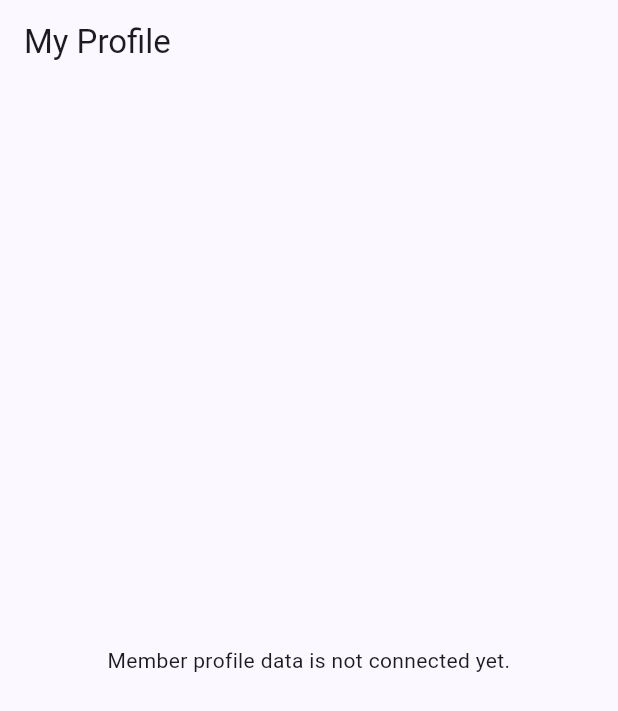
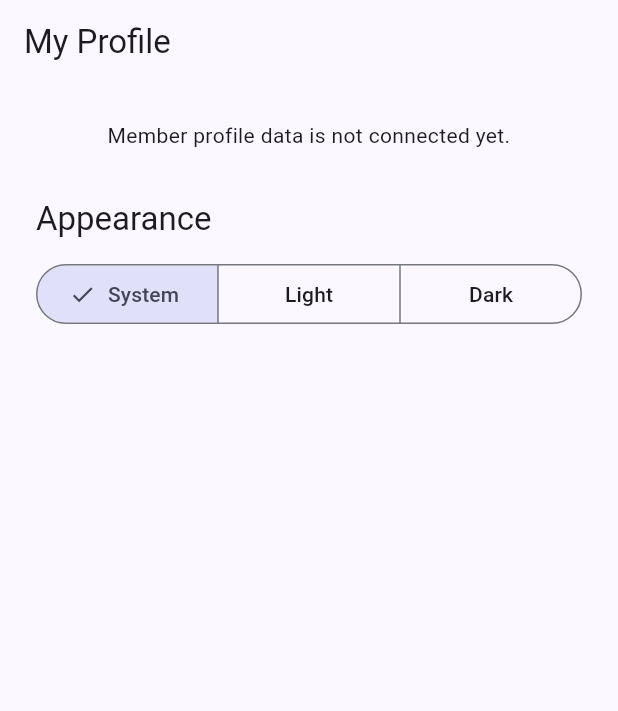
Before and after one commit to dulaing/library_mobile, a Flutter app: the MemberProfileScreen screen opened directly, on a phone screen of 412 x 824 dp. Shown: the top 711 px of the screen. Run offline on Flutter 3.47's test engine with Material 3 defaults, Android fonts, the phone set to English and light mode, and no system bars; our stand-ins replace flutter_riverpod, fpdart, riverpod_annotation, shared_preferences; accounts and stored records are empty; generated files the repository leaves out were written again.

Commit message:
feat: add persistent theme selection

```diff
--- /dev/null
+++ b/lib/core/theme/theme_mode_provider.dart
@@ -0,0 +1,43 @@
+import 'dart:async';
+
+import 'package:flutter/material.dart';
+import 'package:riverpod_annotation/riverpod_annotation.dart';
+import 'package:shared_preferences/shared_preferences.dart';
+
+part 'theme_mode_provider.g.dart';
+
+@Riverpod(keepAlive: true)
+class ThemeModeController extends _$ThemeModeController {
+  static const storageKey = 'theme_mode';
+
+  final preferences = SharedPreferencesAsync();
+
+  @override
+  ThemeMode build() {
+    unawaited(loadSavedTheme());
+    return ThemeMode.system;
+  }
+
+  Future<void> loadSavedTheme() async {
+    final savedTheme = await preferences.getString(storageKey);
+
+    if (savedTheme == ThemeMode.light.name) {
+      state = ThemeMode.light;
+    } else if (savedTheme == ThemeMode.dark.name) {
+      state = ThemeMode.dark;
+    } else {
+      state = ThemeMode.system;
+    }
+  }
+
+  void changeTheme(ThemeMode newTheme) {
+    state = newTheme;
+
+    unawaited(
+      preferences.setString(
+        storageKey,
+        newTheme.name,
+      ),
+    );
+  }
+}
--- a/lib/features/member/presentation/screens/member_profile_screen.dart
+++ b/lib/features/member/presentation/screens/member_profile_screen.dart
@@ -1,22 +1,58 @@
 import 'package:flutter/material.dart';
+import 'package:flutter_riverpod/flutter_riverpod.dart';
 
-class MemberProfileScreen extends StatelessWidget {
+import '../../../../core/theme/theme_mode_provider.dart';
+
+class MemberProfileScreen extends ConsumerWidget {
   const MemberProfileScreen({super.key});
 
   @override
-  Widget build(BuildContext context) {
+  Widget build(BuildContext context, WidgetRef ref) {
+
+    // reads the current value and rebuilds the Profile screen when it changes
+    final selectedTheme = ref.watch(themeModeControllerProvider);
+
     return Scaffold(
       appBar: AppBar(
         title: const Text('My Profile'),
       ),
-      body: const Center(
-        child: Padding(
-          padding: EdgeInsets.all(24),
-          child: Text(
+      body: ListView(
+        padding: const EdgeInsets.all(24),
+        children: [
+          const Text(
             'Member profile data is not connected yet.',
             textAlign: TextAlign.center,
           ),
-        ),
+          const SizedBox(height: 32),
+          Text(
+            'Appearance',
+            style: Theme.of(context).textTheme.titleLarge,
+          ),
+          const SizedBox(height: 12),
+          SegmentedButton<ThemeMode>(
+            segments: const [
+              ButtonSegment(
+                value: ThemeMode.system,
+                label: Text('System'),
+              ),
+              ButtonSegment(
+                value: ThemeMode.light,
+                label: Text('Light'),
+              ),
+              ButtonSegment(
+                value: ThemeMode.dark,
+                label: Text('Dark'),
+              ),
+            ],
+            selected: {selectedTheme},
+            onSelectionChanged: (selection) {
+              final newTheme = selection.first;
+
+              // This gets the controller so we can call its function
+              ref.read(themeModeControllerProvider.notifier).changeTheme(newTheme);
+            },
+          ),
+        ],
       ),
     );
   }
--- a/lib/main.dart
+++ b/lib/main.dart
@@ -3,6 +3,7 @@ import 'package:flutter_riverpod/flutter_riverpod.dart';
 
 import 'features/auth/presentation/screens/login_screen.dart';
 import 'features/book/presentation/screens/books_screen.dart';
+import 'core/theme/theme_mode_provider.dart';
 
 void main() {
   runApp(
@@ -12,21 +13,34 @@ void main() {
   );
 }
 
-class LibraryApp extends StatelessWidget {
+class LibraryApp extends ConsumerWidget {
   const LibraryApp({super.key});
 
   // A widget is simply a description of something Flutter should display
 
   @override
-  Widget build(BuildContext context) {
+  Widget build(BuildContext context, WidgetRef ref) {
+
+    // LibraryApp must listen to Riverpod because the theme can change.
+    final themeMode = ref.watch(themeModeControllerProvider);
 
     // use material design
     return MaterialApp(
       title: 'Library',
       debugShowCheckedModeBanner: false,
+      themeMode: themeMode,
       theme: ThemeData(
         // use this color scheme
-        colorScheme: ColorScheme.fromSeed(seedColor: Colors.indigo),
+        colorScheme: ColorScheme.fromSeed(
+            seedColor: Colors.indigo,
+            brightness: Brightness.light,
+        ),
+      ),
+      darkTheme: ThemeData(
+        colorScheme: ColorScheme.fromSeed(
+          seedColor: Colors.indigo,
+          brightness: Brightness.dark,
+        ),
       ),
       // The first screen
       home: const LoginScreen(),
```
Also changed, not shown: lib/core/theme/theme_mode_provider.g.dart (added).
